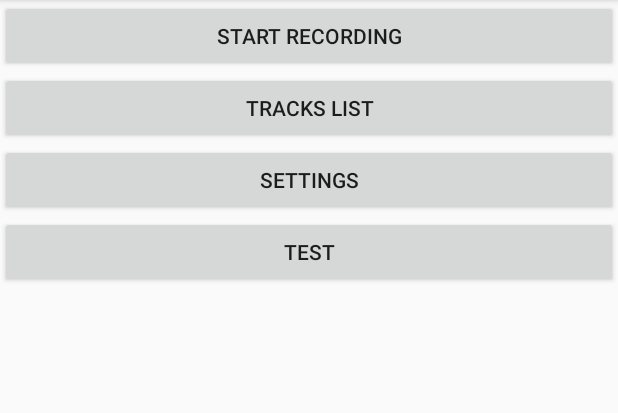
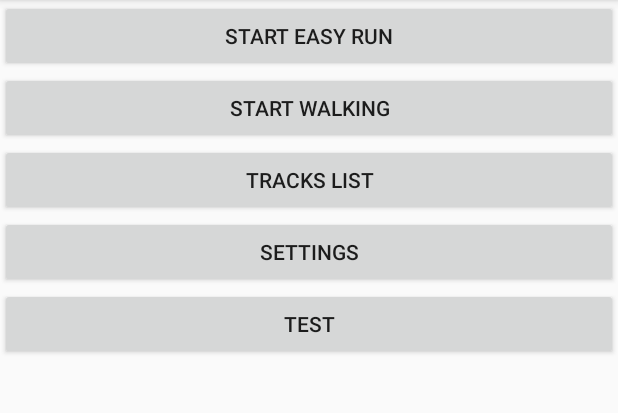
Before and after one commit to MaxSpirihin/MyTracksDB, an Android app: the screen it shows after launch (MainActivity), on a phone screen of 412 x 824 dp, the part 84-497 px from its top. Run offline under Robolectric (Android 15) with nearby library versions, the phone set to English and light mode, and no system bars; libraries missing offline, so code that uses them is left out: com.yandex.mapkit; 2 statements that could not run were skipped.

Commit message:
Added exercise type

```diff
--- a/Android/app/src/main/java/com/max/spirihin/mytracksdb/activities/MainActivity.kt
+++ b/Android/app/src/main/java/com/max/spirihin/mytracksdb/activities/MainActivity.kt
@@ -10,6 +10,7 @@ import android.widget.Toast
 import androidx.core.content.ContextCompat
 import com.max.spirihin.mytracksdb.utilities.Preferences
 import com.max.spirihin.mytracksdb.R
+import com.max.spirihin.mytracksdb.core.ExerciseType
 import com.max.spirihin.mytracksdb.core.TrackRecordManager
 import com.yandex.mapkit.MapKitFactory
 
@@ -46,8 +47,16 @@ class MainActivity : AppCompatActivity() {
     }
 
     private fun init() {
-        findViewById<View>(R.id.btnStartRecording).setOnClickListener {
-            startActivity(RecordTrackActivity::class.java)
+        findViewById<View>(R.id.btnStartEasyRun).setOnClickListener {
+            val intent = Intent(this, RecordTrackActivity::class.java)
+            intent.putExtra(RecordTrackActivity.EXERCISE_TYPE_INTENT_STRING, ExerciseType.EASY_RUN.toString())
+            startActivity(intent)
+        }
+
+        findViewById<View>(R.id.btnStartWalking).setOnClickListener {
+            val intent = Intent(this, RecordTrackActivity::class.java)
+            intent.putExtra(RecordTrackActivity.EXERCISE_TYPE_INTENT_STRING, ExerciseType.WALKING.toString())
+            startActivity(intent)
         }
 
         findViewById<View>(R.id.btnTracksList).setOnClickListener {
--- a/Android/app/src/main/java/com/max/spirihin/mytracksdb/core/TrackRecordManager.kt
+++ b/Android/app/src/main/java/com/max/spirihin/mytracksdb/core/TrackRecordManager.kt
@@ -29,11 +29,11 @@ object TrackRecordManager {
 
     @SuppressLint("MissingPermission")
     @Throws(Exception::class)
-    fun startRecording(activity: Activity) {
+    fun startRecording(activity: Activity, exerciseType: ExerciseType) {
         if (isRecording) throw Exception("Record is already running. Please call StopRecording")
         isRecording = true
         Print.Log("Start record track")
-        track = Track()
+        track = Track(exerciseType)
 
         activity.startService(Intent(activity, RecordTrackService::class.java))
     }
--- a/Android/app/src/main/java/com/max/spirihin/mytracksdb/services/RecordTrackService.kt
+++ b/Android/app/src/main/java/com/max/spirihin/mytracksdb/services/RecordTrackService.kt
@@ -31,7 +31,6 @@ class RecordTrackService : Service() {
     companion object {
         const val NOTIFICATION_ID = 10
         const val CHANNEL_ID = "RecordTrackService"
-        const val SPEECH_UPDATE_DISTANCE = 500
     }
 
     override fun onCreate() {
@@ -40,7 +39,7 @@ class RecordTrackService : Service() {
         Print.Log("[RecordTrackService] onCreate")
 
         textToSpeech = TextToSpeechHelper(applicationContext)
-        distanceForSpeech = SPEECH_UPDATE_DISTANCE
+        distanceForSpeech = TrackRecordManager.track!!.speechDistance
         stepCounterListener = StepCounterListener()
         heartRateListener = HeartRateListener()
         locationListener = LocationListener { location -> onLocationChanged(location) }
@@ -69,7 +68,7 @@ class RecordTrackService : Service() {
 
         if (track.distance > distanceForSpeech) {
             textToSpeech!!.speak(track.speechStr)
-            distanceForSpeech += SPEECH_UPDATE_DISTANCE
+            distanceForSpeech = track.distance + track.speechDistance
         }
     }
 
--- a/Android/app/src/main/res/layout/activity_main.xml
+++ b/Android/app/src/main/res/layout/activity_main.xml
@@ -14,11 +14,17 @@
         android:minHeight="25px"
         android:orientation="vertical">
 
-    <Button
-        android:id="@+id/btnStartRecording"
-        android:layout_width="match_parent"
-        android:layout_height="wrap_content"
-        android:text="Start recording" />
+        <Button
+            android:id="@+id/btnStartEasyRun"
+            android:layout_width="match_parent"
+            android:layout_height="wrap_content"
+            android:text="Start easy run" />
+
+        <Button
+            android:id="@+id/btnStartWalking"
+            android:layout_width="match_parent"
+            android:layout_height="wrap_content"
+            android:text="Start walking" />
 
         <Button
             android:id="@+id/btnTracksList"
```
Also changed, not shown: Android/app/src/main/java/com/max/spirihin/mytracksdb/activities/RecordTrackActivity.kt (+7 -1 lines), Android/app/src/main/java/com/max/spirihin/mytracksdb/core/ExerciseType.kt (added, +9 -0 lines), Android/app/src/main/java/com/max/spirihin/mytracksdb/core/Track.kt (+7 -4 lines), Android/app/src/main/java/com/max/spirihin/mytracksdb/core/TrackParser.kt (+9 -10 lines).
